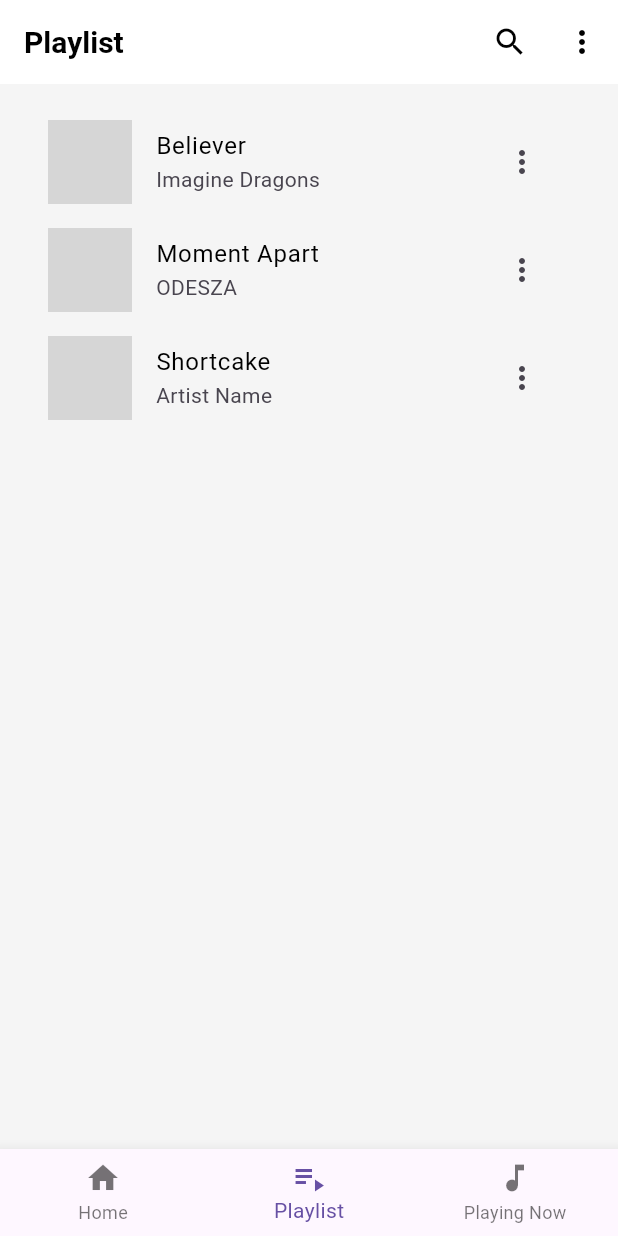
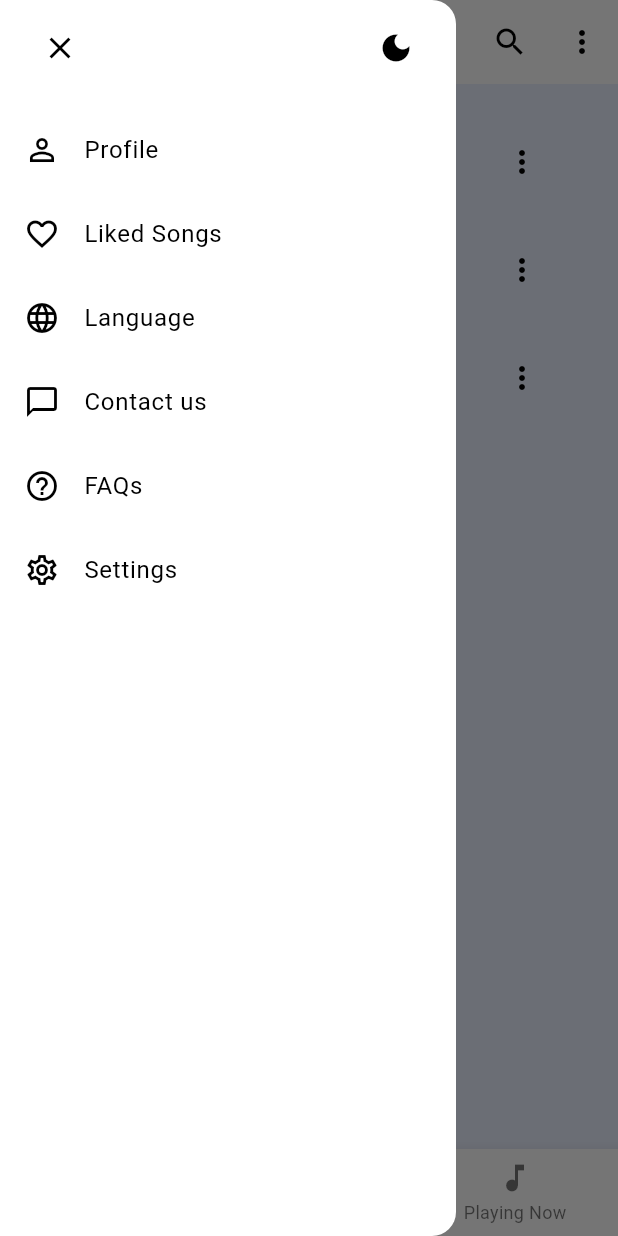
Before and after one commit to dungletien/2025_LTTBDD_N02_LTD, a Flutter app: the screen it shows after launch, item 2 of the bottom bar chosen, with the side drawer open (before the commit the screen has no drawer), on a phone screen of 412 x 824 dp. Run offline on Flutter 3.47's test engine with Material 3 defaults, Android fonts, the phone set to English and light mode, and no system bars; our stand-ins replace audioplayers; grey boxes are pictures that could not be loaded.

Commit message:
theme dart/light

```diff
--- a/lib/main.dart
+++ b/lib/main.dart
@@ -1,6 +1,7 @@
 import 'package:flutter/material.dart';
 import 'package:provider/provider.dart';
 import 'providers/music_provider.dart';
+import 'providers/theme_provider.dart';
 import 'screens/home_screen.dart';
 
 void main() {
@@ -12,14 +13,21 @@
 
   @override
   Widget build(BuildContext context) {
-    return ChangeNotifierProvider(
-      create: (context) => MusicProvider(),
-      child: MaterialApp(
-        title: 'Music Player',
-        debugShowCheckedModeBanner: false,
-        theme: ThemeData(
-          primarySwatch: Colors.blue,
-          scaffoldBackgroundColor: Colors.grey[100],
+    const Color lightBackground = Color(0xFFEAF0FF); // theme sáng
+    const Color darkBackground = Color(0xFF091227); // theme tối
+
+    final ThemeData lightTheme = ThemeData(
+      brightness: Brightness.light,
+      scaffoldBackgroundColor: lightBackground,
+      colorScheme: const ColorScheme.light(
+        background: lightBackground,
+        surface: Colors.white,
+        primary: Color(0xFF2F5AF3),
+        onPrimary: Colors.white,
+        onBackground: Colors.black,
+        onSurface: Colors.black,
+      ),
+      cardColor: Colors.white,
       appBarTheme: const AppBarTheme(
         backgroundColor: Colors.white,
         elevation: 0,
@@ -30,8 +38,46 @@
           fontWeight: FontWeight.bold,
         ),
       ),
+    );
+
+    final ThemeData darkTheme = ThemeData(
+      brightness: Brightness.dark,
+      scaffoldBackgroundColor: darkBackground,
+      colorScheme: const ColorScheme.dark(
+        background: darkBackground,
+        surface: Color(0xFF0E1A30),
+        primary: Color(0xFF2F5AF3),
+        onPrimary: Colors.white,
+        onBackground: Colors.white,
+        onSurface: Colors.white,
       ),
+      cardColor: const Color(0xFF0E1A30),
+      appBarTheme: const AppBarTheme(
+        backgroundColor: Color(0xFF0E1A30),
+        elevation: 0,
+        iconTheme: IconThemeData(color: Colors.white),
+        titleTextStyle: TextStyle(
+          color: Colors.white,
+          fontSize: 20,
+          fontWeight: FontWeight.bold,
+        ),
+      ),
+    );
+
+    return MultiProvider(
+      providers: [
+        ChangeNotifierProvider(create: (context) => MusicProvider()),
+        ChangeNotifierProvider(create: (context) => ThemeProvider()),
+      ],
+      child: Consumer<ThemeProvider>(
+        builder: (context, themeProvider, _) => MaterialApp(
+          title: 'Music Player',
+          debugShowCheckedModeBanner: false,
+          theme: lightTheme,
+          darkTheme: darkTheme,
+          themeMode: themeProvider.themeMode,
           home: const HomeScreen(),
+        ),
       ),
     );
   }
--- a/lib/providers/music_provider.dart
+++ b/lib/providers/music_provider.dart
@@ -52,32 +52,32 @@
     _allSongs = [
       Song(
         id: '1',
-        title: 'Believer',
-        artist: 'Imagine Dragons',
-        album: 'Evolve',
+        title: 'Hãy Trao Cho Anh',
+        artist: 'Sơn Tùng M-TP',
+        album: 'M-TP',
         imagePath:
-            'https://via.placeholder.com/300x300/FF5722/FFFFFF?text=Believer',
-        audioPath: 'https://www.soundjay.com/misc/sounds/bell-ringing-05.wav',
-        duration: Duration(minutes: 3, seconds: 24),
+            'assets/images/hay_trao_cho_anh.jpg',
+        audioPath: 'assets/audio/hay_trao_cho_anh.mp3',
+        duration: Duration(minutes: 4, seconds: 24),
       ),
       Song(
         id: '2',
-        title: 'Moment Apart',
-        artist: 'ODESZA',
-        album: 'A Moment Apart',
+        title: 'Nơi Này Có Anh',
+        artist: 'Sơn Tùng M-TP',
+        album: 'M-TP',
         imagePath:
-            'https://via.placeholder.com/300x300/2196F3/FFFFFF?text=Moment+Apart',
-        audioPath: 'https://www.soundjay.com/misc/sounds/bell-ringing-05.wav',
+            'assets/images/noi_nay_co_anh.jpg',
+        audioPath: 'assets/audio/noi_nay_co_anh.mp3',
         duration: Duration(minutes: 4, seconds: 15),
       ),
       Song(
         id: '3',
-        title: 'Shortcake',
-        artist: 'Artist Name',
-        album: 'Album Name',
+        title: 'Chạy Ngay ĐI',
+        artist: 'Sơn Tùng M-TP',
+        album: 'M-TP',
         imagePath:
-            'https://via.placeholder.com/300x300/4CAF50/FFFFFF?text=Shortcake',
-        audioPath: 'https://www.soundjay.com/misc/sounds/bell-ringing-05.wav',
+            'assets/images/chay_ngay_di.jpg',
+        audioPath: 'assets/audio/chay_ngay_di.mp3',
         duration: Duration(minutes: 3, seconds: 45),
       ),
     ];
@@ -92,7 +92,11 @@
       if (song.audioPath.startsWith('http')) {
         await _audioPlayer.play(UrlSource(song.audioPath));
       } else {
-        await _audioPlayer.play(AssetSource(song.audioPath));
+        // AssetSource expects the asset key relative to the asset bundle root
+        final String assetKey = song.audioPath.startsWith('assets/')
+            ? song.audioPath.substring('assets/'.length)
+            : song.audioPath;
+        await _audioPlayer.play(AssetSource(assetKey));
       }
     } catch (e) {
       if (kDebugMode) {
--- /dev/null
+++ b/lib/providers/theme_provider.dart
@@ -0,0 +1,27 @@
+import 'package:flutter/material.dart';
+
+class ThemeProvider extends ChangeNotifier {
+  ThemeMode _themeMode = ThemeMode.system;
+
+  ThemeMode get themeMode => _themeMode;
+  bool get isDarkMode => _themeMode == ThemeMode.dark;
+
+  void setLight() {
+    _themeMode = ThemeMode.light;
+    notifyListeners();
+  }
+
+  void setDark() {
+    _themeMode = ThemeMode.dark;
+    notifyListeners();
+  }
+
+  void toggle() {
+    if (_themeMode == ThemeMode.dark) {
+      _themeMode = ThemeMode.light;
+    } else {
+      _themeMode = ThemeMode.dark;
+    }
+    notifyListeners();
+  }
+}
--- a/lib/screens/home_screen.dart
+++ b/lib/screens/home_screen.dart
@@ -3,6 +3,8 @@
 import '../providers/music_provider.dart';
 import '../models/song.dart';
 import 'now_playing_screen.dart';
+import 'package:provider/provider.dart';
+import '../providers/theme_provider.dart';
 
 class HomeScreen extends StatefulWidget {
   const HomeScreen({Key? key}) : super(key: key);
@@ -17,10 +19,20 @@
   @override
   Widget build(BuildContext context) {
     return Scaffold(
-      backgroundColor: Colors.grey[100],
+      backgroundColor: Theme.of(context).scaffoldBackgroundColor,
+      drawer: _buildDrawer(context),
       appBar: AppBar(
         title: Text(_getTitle()),
         actions: [
+          IconButton(
+            icon: Icon(
+              context.read<ThemeProvider>().isDarkMode
+                  ? Icons.light_mode
+                  : Icons.dark_mode,
+            ),
+            onPressed: () => context.read<ThemeProvider>().toggle(),
+            tooltip: 'Toggle theme',
+          ),
           IconButton(icon: const Icon(Icons.search), onPressed: () {}),
           IconButton(icon: const Icon(Icons.more_vert), onPressed: () {}),
         ],
@@ -55,9 +67,13 @@
         child: Column(
           crossAxisAlignment: CrossAxisAlignment.start,
           children: [
-            const Text(
-              'Recommended for You',
-              style: TextStyle(fontSize: 18, fontWeight: FontWeight.bold),
+            Text(
+              'Recommended for you',
+              style: TextStyle(
+                fontSize: 18,
+                fontWeight: FontWeight.bold,
+                color: Theme.of(context).colorScheme.onBackground,
+              ),
             ),
             const SizedBox(height: 16),
             SizedBox(
@@ -72,9 +88,13 @@
               ),
             ),
             const SizedBox(height: 24),
-            const Text(
+            Text(
               'My Playlist',
-              style: TextStyle(fontSize: 18, fontWeight: FontWeight.bold),
+              style: TextStyle(
+                fontSize: 18,
+                fontWeight: FontWeight.bold,
+                color: Theme.of(context).colorScheme.onBackground,
+              ),
             ),
             const SizedBox(height: 16),
             GridView.builder(
@@ -121,10 +141,12 @@
             Container(
               height: 140,
               decoration: BoxDecoration(
-                color: Colors.grey[300],
+                color: Theme.of(context).cardColor,
                 borderRadius: BorderRadius.circular(8),
                 image: DecorationImage(
-                  image: NetworkImage(song.imagePath),
+                  image: song.imagePath.startsWith('http')
+                      ? NetworkImage(song.imagePath)
+                      : AssetImage(song.imagePath) as ImageProvider,
                   fit: BoxFit.cover,
                 ),
               ),
@@ -132,7 +154,11 @@
             const SizedBox(height: 8),
             Text(
               song.title,
-              style: const TextStyle(fontWeight: FontWeight.w600, fontSize: 14),
+              style: TextStyle(
+                fontWeight: FontWeight.w600,
+                fontSize: 14,
+                color: Theme.of(context).colorScheme.onBackground,
+              ),
               maxLines: 1,
               overflow: TextOverflow.ellipsis,
             ),
@@ -147,7 +173,7 @@
       onTap: () => provider.playSong(song),
       child: Container(
         decoration: BoxDecoration(
-          color: Colors.white,
+          color: Theme.of(context).cardColor,
           borderRadius: BorderRadius.circular(8),
         ),
         child: Column(
@@ -156,12 +182,14 @@
             Expanded(
               child: Container(
                 decoration: BoxDecoration(
-                  color: Colors.grey[300],
+                  color: Theme.of(context).cardColor,
                   borderRadius: const BorderRadius.vertical(
                     top: Radius.circular(8),
                   ),
                   image: DecorationImage(
-                    image: NetworkImage(song.imagePath),
+                    image: song.imagePath.startsWith('http')
+                        ? NetworkImage(song.imagePath)
+                        : AssetImage(song.imagePath) as ImageProvider,
                     fit: BoxFit.cover,
                   ),
                 ),
@@ -171,9 +199,10 @@
               padding: const EdgeInsets.all(8),
               child: Text(
                 song.title,
-                style: const TextStyle(
+                style: TextStyle(
                   fontWeight: FontWeight.w600,
                   fontSize: 14,
+                  color: Theme.of(context).colorScheme.onBackground,
                 ),
                 maxLines: 1,
                 overflow: TextOverflow.ellipsis,
@@ -193,10 +222,12 @@
         width: 56,
         height: 56,
         decoration: BoxDecoration(
-          color: Colors.grey[300],
+          color: Theme.of(context).cardColor,
           borderRadius: BorderRadius.circular(4),
           image: DecorationImage(
-            image: NetworkImage(song.imagePath),
+            image: song.imagePath.startsWith('http')
+                ? NetworkImage(song.imagePath)
+                : AssetImage(song.imagePath) as ImageProvider,
             fit: BoxFit.cover,
           ),
         ),
@@ -205,10 +236,17 @@
         song.title,
         style: TextStyle(
           fontWeight: isCurrentSong ? FontWeight.bold : FontWeight.normal,
-          color: isCurrentSong ? Colors.blue : Colors.black,
+          color: isCurrentSong
+              ? Theme.of(context).colorScheme.primary
+              : Theme.of(context).colorScheme.onBackground,
         ),
       ),
-      subtitle: Text(song.artist),
+      subtitle: Text(
+        song.artist,
+        style: TextStyle(
+          color: Theme.of(context).colorScheme.onSurface.withValues(alpha: 0.7),
+        ),
+      ),
       trailing: IconButton(icon: const Icon(Icons.more_vert), onPressed: () {}),
       onTap: () => provider.playSong(song),
     );
@@ -228,7 +266,7 @@
         );
       },
       child: Container(
-        color: Colors.white,
+        color: Theme.of(context).colorScheme.surface,
         padding: const EdgeInsets.symmetric(horizontal: 16, vertical: 8),
         child: Row(
           children: [
@@ -236,10 +274,12 @@
               width: 48,
               height: 48,
               decoration: BoxDecoration(
-                color: Colors.grey[300],
+                color: Theme.of(context).cardColor,
                 borderRadius: BorderRadius.circular(4),
                 image: DecorationImage(
-                  image: NetworkImage(currentSong.imagePath),
+                  image: currentSong.imagePath.startsWith('http')
+                      ? NetworkImage(currentSong.imagePath)
+                      : AssetImage(currentSong.imagePath) as ImageProvider,
                   fit: BoxFit.cover,
                 ),
               ),
@@ -252,13 +292,19 @@
                 children: [
                   Text(
                     currentSong.title,
-                    style: const TextStyle(fontWeight: FontWeight.w600),
+                    style: TextStyle(
+                      fontWeight: FontWeight.w600,
+                      color: Theme.of(context).colorScheme.onSurface,
+                    ),
                     maxLines: 1,
                     overflow: TextOverflow.ellipsis,
                   ),
                   Text(
                     currentSong.artist,
-                    style: TextStyle(fontSize: 12, color: Colors.grey[600]),
+                    style: TextStyle(
+                      fontSize: 12,
+                      color: Theme.of(context).colorScheme.onSurface.withValues(alpha: 0.7),
+                    ),
                     maxLines: 1,
                     overflow: TextOverflow.ellipsis,
                   ),
@@ -306,4 +352,56 @@
       ],
     );
   }
+
+  Drawer _buildDrawer(BuildContext context) {
+    final onSurface = Theme.of(context).colorScheme.onSurface;
+    return Drawer(
+      child: SafeArea(
+        child: Column(
+          crossAxisAlignment: CrossAxisAlignment.start,
+          children: [
+            Padding(
+              padding: const EdgeInsets.symmetric(horizontal: 16, vertical: 8),
+              child: Row(
+                children: [
+                  IconButton(
+                    icon: const Icon(Icons.close),
+                    onPressed: () => Navigator.of(context).pop(),
+                  ),
+                  const Spacer(),
+                  IconButton(
+                    icon: Icon(
+                      context.read<ThemeProvider>().isDarkMode
+                          ? Icons.light_mode
+                          : Icons.dark_mode,
+                    ),
+                    onPressed: () => context.read<ThemeProvider>().toggle(),
+                    tooltip: 'Toggle theme',
+                  ),
+                ],
+              ),
+            ),
+            const SizedBox(height: 8),
+            _drawerItem(context, Icons.person_outline, 'Profile'),
+            _drawerItem(context, Icons.favorite_border, 'Liked Songs'),
+            _drawerItem(context, Icons.language, 'Language'),
+            _drawerItem(context, Icons.chat_bubble_outline, 'Contact us'),
+            _drawerItem(context, Icons.help_outline, 'FAQs'),
+            _drawerItem(context, Icons.settings_outlined, 'Settings'),
+          ],
+        ),
+      ),
+    );
+  }
+
+  Widget _drawerItem(BuildContext context, IconData icon, String text) {
+    return ListTile(
+      leading: Icon(icon, color: Theme.of(context).colorScheme.onSurface),
+      title: Text(
+        text,
+        style: TextStyle(color: Theme.of(context).colorScheme.onSurface),
+      ),
+      onTap: () {},
+    );
+  }
 }
--- a/lib/screens/now_playing_screen.dart
+++ b/lib/screens/now_playing_screen.dart
@@ -18,7 +18,7 @@
     }
 
     return Scaffold(
-      backgroundColor: Colors.grey[100],
+      backgroundColor: Theme.of(context).scaffoldBackgroundColor,
       appBar: AppBar(
         leading: IconButton(
           icon: const Icon(Icons.arrow_back),
@@ -39,10 +39,12 @@
               width: double.infinity,
               height: 320,
               decoration: BoxDecoration(
-                color: Colors.grey[300],
+                color: Theme.of(context).cardColor,
                 borderRadius: BorderRadius.circular(16),
                 image: DecorationImage(
-                  image: NetworkImage(currentSong.imagePath),
+                  image: currentSong.imagePath.startsWith('http')
+                      ? NetworkImage(currentSong.imagePath)
+                      : AssetImage(currentSong.imagePath) as ImageProvider,
                   fit: BoxFit.cover,
                 ),
                 boxShadow: [
@@ -65,9 +67,10 @@
                     children: [
                       Text(
                         currentSong.title,
-                        style: const TextStyle(
+                        style: TextStyle(
                           fontSize: 24,
                           fontWeight: FontWeight.bold,
+                          color: Theme.of(context).colorScheme.onBackground,
                         ),
                         maxLines: 1,
                         overflow: TextOverflow.ellipsis,
@@ -75,7 +78,10 @@
                       const SizedBox(height: 4),
                       Text(
                         currentSong.artist,
-                        style: TextStyle(fontSize: 16, color: Colors.grey[600]),
+                        style: TextStyle(
+                          fontSize: 16,
+                          color: Theme.of(context).colorScheme.onSurface.withValues(alpha: 0.7),
+                        ),
                         maxLines: 1,
                         overflow: TextOverflow.ellipsis,
                       ),
@@ -104,8 +110,15 @@
                     ),
                   ),
                   child: Slider(
-                    value: musicProvider.currentPosition.inSeconds.toDouble(),
-                    max: musicProvider.totalDuration.inSeconds.toDouble(),
+                    value: musicProvider.totalDuration.inSeconds == 0
+                        ? 0
+                        : musicProvider.currentPosition.inSeconds
+                            .clamp(0, musicProvider.totalDuration.inSeconds)
+                            .toDouble(),
+                    max: (musicProvider.totalDuration.inSeconds == 0
+                            ? 1
+                            : musicProvider.totalDuration.inSeconds)
+                        .toDouble(),
                     onChanged: (value) {
                       musicProvider.seekTo(Duration(seconds: value.toInt()));
                     },
```
Also changed, not shown: assets/images/chay_ngay_di.jpg (added), assets/images/hay_trao_cho_anh.jpg (added), assets/images/noi_nay_co_anh.jpg (added), 3 other files. Lines whose indentation alone changed are shown as unchanged.
